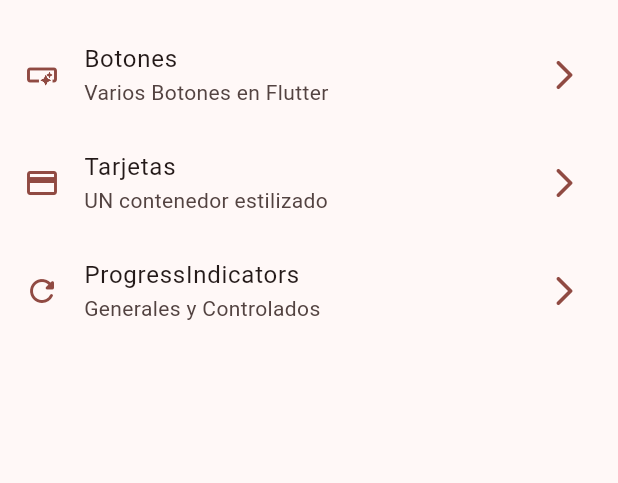
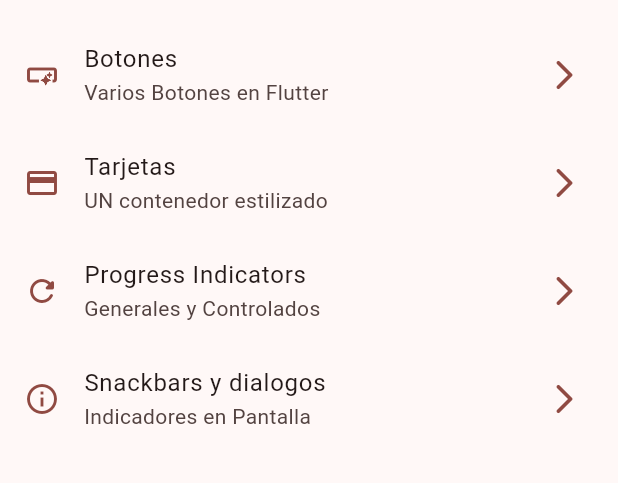
Before and after one commit to MiltonDanielhch/proyecto_tres, a Flutter app: the screen it shows after launch, on a phone screen of 412 x 824 dp, the part 63-546 px from its top. Run offline on Flutter 3.47's test engine with Material 3 defaults, Android fonts, the phone set to English and light mode, and no system bars; our stand-ins replace go_router.

Commit message:
añadiendo el snackbar

```diff
--- a/lib/config/menu/menu_items.dart
+++ b/lib/config/menu/menu_items.dart
@@ -25,8 +25,13 @@ const appMenuItems = <MenuItem>[
       link: '/cards',
       icon: Icons.credit_card),
   MenuItem(
-      title: 'ProgressIndicators',
+      title: 'Progress Indicators',
       subTitle: 'Generales y Controlados',
       link: '/progress',
       icon: Icons.refresh_rounded),
+  MenuItem(
+      title: 'Snackbars y dialogos',
+      subTitle: 'Indicadores en Pantalla',
+      link: '/snackbars',
+      icon: Icons.info_outline),
 ];
--- a/lib/config/router/app_router.dart
+++ b/lib/config/router/app_router.dart
@@ -25,5 +25,10 @@ final appRoute = GoRouter(
       name: ProgressScreen.name,
       builder: (context, state) => const ProgressScreen(),
     ),
+    GoRoute(
+      path: '/snackbars',
+      name: SnackbarScreen.name,
+      builder: (context, state) => const SnackbarScreen(),
+    ),
   ],
 );
```
Also changed, not shown: lib/presentation/screens/snackbar/snackbar_screen.dart (+24 -1 lines).
